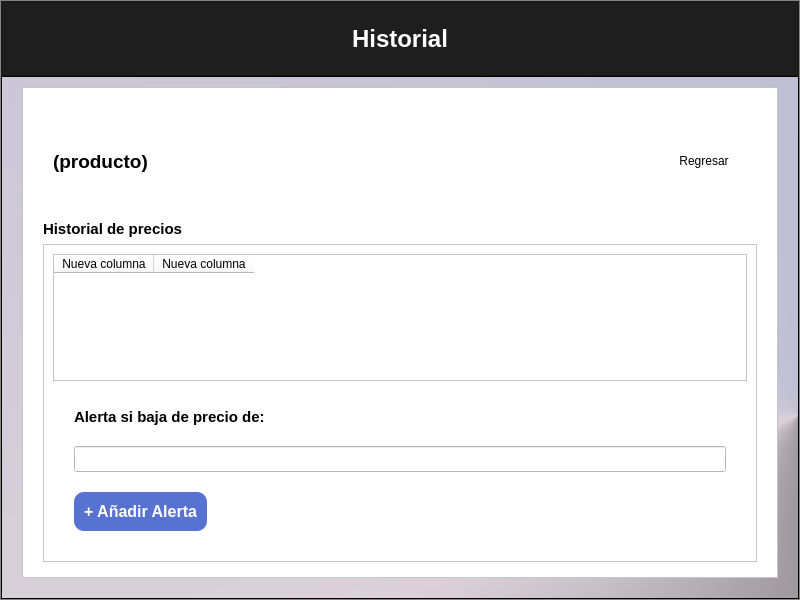
Old version of the form Interfaz/gui/historial.ui in the repository 50DayEmpire/Tracking_Precios.
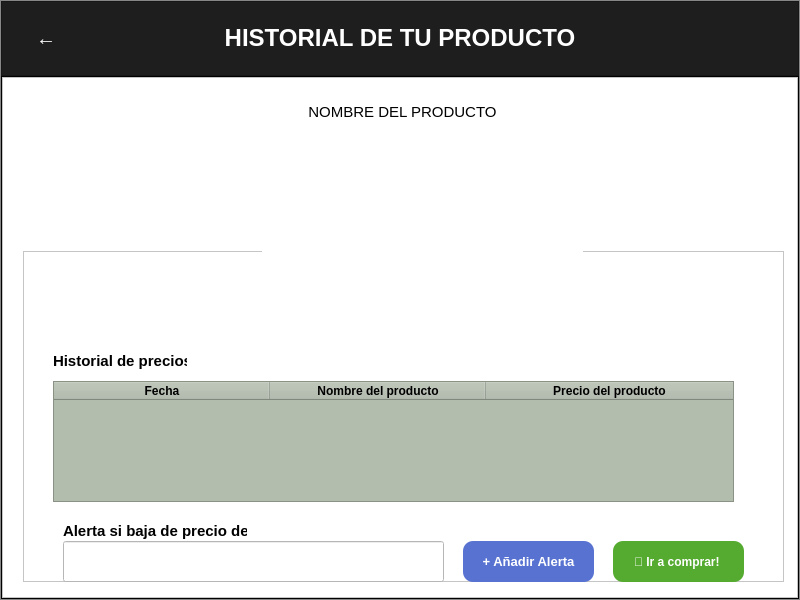
New version of the form. Icons and pictures are not drawn.

Commit message: Interfaz del historial

The edit to the form file:
```diff
--- a/Interfaz/gui/historial.ui
+++ b/Interfaz/gui/historial.ui
@@ -84,34 +84,103 @@
          <property name="frameShadow">
           <enum>QFrame::Raised</enum>
          </property>
-         <layout class="QVBoxLayout" name="verticalLayout_4">
+         <layout class="QHBoxLayout" name="horizontalLayout" stretch="1,1,5,2">
+          <property name="spacing">
+           <number>0</number>
+          </property>
+          <property name="leftMargin">
+           <number>0</number>
+          </property>
+          <property name="topMargin">
+           <number>0</number>
+          </property>
+          <property name="rightMargin">
+           <number>0</number>
+          </property>
+          <property name="bottomMargin">
+           <number>0</number>
+          </property>
+          <item>
+           <widget class="QPushButton" name="btnatras">
+            <property name="font">
+             <font>
+              <pointsize>-1</pointsize>
+              <bold>true</bold>
+             </font>
+            </property>
+            <property name="cursor">
+             <cursorShape>PointingHandCursor</cursorShape>
+            </property>
+            <property name="toolTipDuration">
+             <number>1</number>
+            </property>
+            <property name="styleSheet">
+             <string notr="true">QPushButton{
+background-color: transparent;
+        border: none; 
+        color: #fff; 
+        padding: 10px 20px;
+        font-size: 20px;
+        font-weight: bold; 
+}</string>
+            </property>
+            <property name="text">
+             <string>←</string>
+            </property>
+           </widget>
+          </item>
+          <item>
+           <spacer name="horizontalSpacer">
+            <property name="orientation">
+             <enum>Qt::Horizontal</enum>
+            </property>
+            <property name="sizeHint" stdset="0">
+             <size>
+              <width>86</width>
+              <height>20</height>
+             </size>
+            </property>
+           </spacer>
+          </item>
           <item>
            <widget class="QLabel" name="label">
-            <property name="sizePolicy">
-             <sizepolicy hsizetype="Minimum" vsizetype="Preferred">
-              <horstretch>0</horstretch>
-              <verstretch>0</verstretch>
-             </sizepolicy>
-            </property>
             <property name="font">
              <font>
               <family>Leelawadee UI</family>
-              <pointsize>18</pointsize>
+              <pointsize>12</pointsize>
               <bold>true</bold>
              </font>
             </property>
+            <property name="layoutDirection">
+             <enum>Qt::LeftToRight</enum>
+            </property>
             <property name="styleSheet">
-             <string notr="true">
-color: rgb(255, 255, 255);</string>
+             <string notr="true"/>
+            </property>
+            <property name="lineWidth">
+             <number>0</number>
             </property>
             <property name="text">
-             <string>Historial</string>
+             <string>&lt;html&gt;&lt;head/&gt;&lt;body&gt;&lt;p align=&quot;center&quot;&gt;&lt;span style=&quot; font-size:18pt; color:#ffffff;&quot;&gt;HISTORIAL DE TU PRODUCTO&lt;/span&gt;&lt;/p&gt;&lt;/body&gt;&lt;/html&gt;</string>
             </property>
             <property name="alignment">
              <set>Qt::AlignCenter</set>
             </property>
            </widget>
           </item>
+          <item>
+           <spacer name="horizontalSpacer_2">
+            <property name="orientation">
+             <enum>Qt::Horizontal</enum>
+            </property>
+            <property name="sizeHint" stdset="0">
+             <size>
+              <width>174</width>
+              <height>20</height>
+             </size>
+            </property>
+           </spacer>
+          </item>
          </layout>
         </widget>
        </item>
@@ -129,21 +198,21 @@
          <property name="frameShadow">
           <enum>QFrame::Raised</enum>
          </property>
-         <layout class="QVBoxLayout" name="verticalLayout_7">
+         <layout class="QHBoxLayout" name="horizontalLayout_2">
           <property name="spacing">
-           <number>20</number>
+           <number>0</number>
           </property>
           <property name="leftMargin">
-           <number>20</number>
+           <number>0</number>
           </property>
           <property name="topMargin">
-           <number>10</number>
+           <number>0</number>
           </property>
           <property name="rightMargin">
-           <number>20</number>
+           <number>0</number>
           </property>
           <property name="bottomMargin">
-           <number>20</number>
+           <number>0</number>
           </property>
           <item>
            <widget class="QFrame" name="frame_4">
@@ -156,83 +225,15 @@
             <property name="frameShadow">
              <enum>QFrame::Raised</enum>
             </property>
-            <layout class="QVBoxLayout" name="verticalLayout_5" stretch="1,0,3">
-             <property name="spacing">
-              <number>6</number>
-             </property>
-             <property name="leftMargin">
-              <number>20</number>
-             </property>
-             <property name="topMargin">
-              <number>20</number>
-             </property>
-             <property name="rightMargin">
-              <number>20</number>
-             </property>
-             <property name="bottomMargin">
-              <number>15</number>
-             </property>
-             <item>
-              <widget class="QFrame" name="frame_3">
-               <property name="styleSheet">
-                <string notr="true">background-color: transparent;</string>
-               </property>
-               <property name="frameShape">
-                <enum>QFrame::StyledPanel</enum>
-               </property>
-               <property name="frameShadow">
-                <enum>QFrame::Raised</enum>
-               </property>
-               <layout class="QHBoxLayout" name="horizontalLayout" stretch="7,1">
-                <item>
-                 <widget class="QLabel" name="label_producto">
-                  <property name="font">
-                   <font>
-                    <family>Leelawadee UI</family>
-                    <pointsize>14</pointsize>
-                    <bold>true</bold>
-                   </font>
-                  </property>
-                  <property name="styleSheet">
-                   <string notr="true">background-color: transparent;
-</string>
-                  </property>
-                  <property name="text">
-                   <string>(producto)</string>
-                  </property>
-                 </widget>
-                </item>
-                <item>
-                 <widget class="QPushButton" name="pushButton_2">
-                  <property name="text">
-                   <string>Regresar</string>
-                  </property>
-                  <property name="flat">
-                   <bool>true</bool>
-                  </property>
-                 </widget>
-                </item>
-               </layout>
-              </widget>
-             </item>
-             <item>
-              <widget class="QLabel" name="label_3">
-               <property name="font">
-                <font>
-                 <family>Leelawadee UI</family>
-                 <bold>true</bold>
-                </font>
-               </property>
-               <property name="styleSheet">
-                <string notr="true">background-color: transparent;</string>
-               </property>
-               <property name="text">
-                <string>&lt;html&gt;&lt;head/&gt;&lt;body&gt;&lt;p&gt;&lt;span style=&quot; font-size:11pt; font-weight:700;&quot;&gt;Historial de precios&lt;/span&gt;&lt;/p&gt;&lt;/body&gt;&lt;/html&gt;</string>
-               </property>
-              </widget>
-             </item>
-             <item>
               <widget class="QFrame" name="frame_2">
+             <property name="geometry">
+              <rect>
+               <x>21</x>
+               <y>174</y>
+               <width>761</width>
+               <height>331</height>
+              </rect>
+             </property>
                <property name="styleSheet">
                 <string notr="true"> &lt;table id=&quot;tablaAlumnos&quot;&gt;
         &lt;thead&gt;
@@ -252,56 +253,140 @@
                <property name="frameShadow">
                 <enum>QFrame::Raised</enum>
                </property>
-               <layout class="QVBoxLayout" name="verticalLayout_3">
-                <item>
-                 <widget class="QTableWidget" name="tableWidget">
+             <widget class="QTableWidget" name="tablahist">
+              <property name="geometry">
+               <rect>
+                <x>30</x>
+                <y>130</y>
+                <width>681</width>
+                <height>121</height>
+               </rect>
+              </property>
                   <property name="minimumSize">
                    <size>
                     <width>0</width>
                     <height>0</height>
                    </size>
                   </property>
+              <property name="styleSheet">
+               <string notr="true">background-color: rgb(179, 189, 173);</string>
+              </property>
+              <attribute name="horizontalHeaderMinimumSectionSize">
+               <number>39</number>
+              </attribute>
+              <attribute name="horizontalHeaderDefaultSectionSize">
+               <number>216</number>
+              </attribute>
+              <attribute name="horizontalHeaderShowSortIndicator" stdset="0">
+               <bool>true</bool>
+              </attribute>
+              <attribute name="horizontalHeaderStretchLastSection">
+               <bool>true</bool>
+              </attribute>
+              <attribute name="verticalHeaderCascadingSectionResizes">
+               <bool>true</bool>
+              </attribute>
+              <attribute name="verticalHeaderMinimumSectionSize">
+               <number>24</number>
+              </attribute>
+              <attribute name="verticalHeaderDefaultSectionSize">
+               <number>30</number>
+              </attribute>
+              <attribute name="verticalHeaderShowSortIndicator" stdset="0">
+               <bool>true</bool>
+              </attribute>
+              <attribute name="verticalHeaderStretchLastSection">
+               <bool>true</bool>
+              </attribute>
                   <column>
                    <property name="text">
-                    <string>Nueva columna</string>
-                   </property>
+                <string notr="true">Fecha</string>
+               </property>
+               <property name="toolTip">
+                <string notr="true"/>
+               </property>
+               <property name="whatsThis">
+                <string notr="true"/>
+               </property>
+               <property name="font">
+                <font>
+                 <family>Arial</family>
+                 <bold>true</bold>
+                </font>
+               </property>
                   </column>
                   <column>
                    <property name="text">
-                    <string>Nueva columna</string>
-                   </property>
-                  </column>
-                 </widget>
-                </item>
-                <item>
-                 <widget class="QFrame" name="frame_5">
-                  <property name="styleSheet">
-                   <string notr="true">background-color: transparent;</string>
-                  </property>
-                  <property name="frameShape">
-                   <enum>QFrame::StyledPanel</enum>
-                  </property>
-                  <property name="frameShadow">
-                   <enum>QFrame::Raised</enum>
-                  </property>
-                  <layout class="QVBoxLayout" name="verticalLayout_6" stretch="0,2,4">
-                   <property name="spacing">
-                    <number>20</number>
-                   </property>
-                   <property name="leftMargin">
-                    <number>20</number>
-                   </property>
-                   <property name="topMargin">
-                    <number>20</number>
-                   </property>
-                   <property name="rightMargin">
-                    <number>20</number>
-                   </property>
-                   <property name="bottomMargin">
-                    <number>20</number>
-                   </property>
-                   <item>
+                <string notr="true">Nombre del producto</string>
+               </property>
+               <property name="toolTip">
+                <string notr="true"/>
+               </property>
+               <property name="whatsThis">
+                <string notr="true"/>
+               </property>
+               <property name="font">
+                <font>
+                 <family>Arial</family>
+                 <bold>true</bold>
+                </font>
+               </property>
+              </column>
+              <column>
+               <property name="text">
+                <string notr="true">Precio del producto</string>
+               </property>
+               <property name="toolTip">
+                <string notr="true"/>
+               </property>
+               <property name="whatsThis">
+                <string notr="true"/>
+               </property>
+               <property name="font">
+                <font>
+                 <family>Arial</family>
+                 <bold>true</bold>
+                </font>
+               </property>
+              </column>
+             </widget>
+             <widget class="QLineEdit" name="textalerta">
+              <property name="geometry">
+               <rect>
+                <x>40</x>
+                <y>290</y>
+                <width>381</width>
+                <height>41</height>
+               </rect>
+              </property>
+              <property name="font">
+               <font>
+                <pointsize>9</pointsize>
+                <bold>false</bold>
+               </font>
+              </property>
+              <property name="cursor">
+               <cursorShape>ArrowCursor</cursorShape>
+              </property>
+              <property name="toolTip">
+               <string/>
+              </property>
+              <property name="styleSheet">
+               <string notr="true">background-color: rgb(255, 255, 255);</string>
+              </property>
+              <property name="text">
+               <string/>
+              </property>
+             </widget>
                     <widget class="QLabel" name="label_2">
+              <property name="geometry">
+               <rect>
+                <x>40</x>
+                <y>270</y>
+                <width>184</width>
+                <height>20</height>
+               </rect>
+              </property>
                      <property name="font">
                       <font>
                        <family>Leelawadee UI</family>
@@ -312,25 +397,15 @@
                       <string>&lt;html&gt;&lt;head/&gt;&lt;body&gt;&lt;p&gt;&lt;span style=&quot; font-size:11pt; font-weight:700;&quot;&gt;Alerta si baja de precio de:&lt;/span&gt;&lt;/p&gt;&lt;/body&gt;&lt;/html&gt;</string>
                      </property>
                     </widget>
-                   </item>
-                   <item>
-                    <widget class="QLineEdit" name="lineEdit">
-                     <property name="font">
-                      <font>
-                       <pointsize>11</pointsize>
-                       <bold>true</bold>
-                      </font>
-                     </property>
-                     <property name="styleSheet">
-                      <string notr="true">background-color: rgb(255, 255, 255);</string>
-                     </property>
-                     <property name="text">
-                      <string/>
-                     </property>
-                    </widget>
-                   </item>
-                   <item>
-                    <widget class="QPushButton" name="pushButton">
+             <widget class="QPushButton" name="btnalerta">
+              <property name="geometry">
+               <rect>
+                <x>440</x>
+                <y>290</y>
+                <width>131</width>
+                <height>41</height>
+               </rect>
+              </property>
                      <property name="sizePolicy">
                       <sizepolicy hsizetype="Fixed" vsizetype="Fixed">
                        <horstretch>0</horstretch>
@@ -340,7 +415,7 @@
                      <property name="font">
                       <font>
                        <family>Leelawadee UI</family>
-                       <pointsize>12</pointsize>
+                <pointsize>10</pointsize>
                        <italic>false</italic>
                        <bold>true</bold>
                       </font>
@@ -349,24 +424,140 @@
                       <cursorShape>PointingHandCursor</cursorShape>
                      </property>
                      <property name="styleSheet">
-                      <string notr="true">background-color: rgb(87, 114, 209);
-color: rgb(255, 255, 255);
-border-radius: 10px;
-padding: 10px;
+               <string notr="true">QPushButton {
+    color: rgb(255, 255, 255);
+    background-color: rgb(87, 114, 209);
+    border-radius: 10px;
+  }
+
+QPushButton:hover {
+ 		background-color: rgb(80, 46, 139);
+}
+
 </string>
                      </property>
                      <property name="text">
                       <string>+ Añadir Alerta</string>
                      </property>
                     </widget>
-                   </item>
-                  </layout>
-                 </widget>
-                </item>
-               </layout>
-              </widget>
-             </item>
-            </layout>
+             <widget class="QLabel" name="label_3">
+              <property name="geometry">
+               <rect>
+                <x>30</x>
+                <y>100</y>
+                <width>134</width>
+                <height>20</height>
+               </rect>
+              </property>
+              <property name="font">
+               <font>
+                <family>Leelawadee UI</family>
+                <bold>true</bold>
+               </font>
+              </property>
+              <property name="styleSheet">
+               <string notr="true">background-color: transparent;</string>
+              </property>
+              <property name="text">
+               <string>&lt;html&gt;&lt;head/&gt;&lt;body&gt;&lt;p&gt;&lt;span style=&quot; font-size:11pt; font-weight:700;&quot;&gt;Historial de precios&lt;/span&gt;&lt;/p&gt;&lt;/body&gt;&lt;/html&gt;</string>
+              </property>
+             </widget>
+             <widget class="QPushButton" name="btncomprar">
+              <property name="geometry">
+               <rect>
+                <x>590</x>
+                <y>290</y>
+                <width>131</width>
+                <height>41</height>
+               </rect>
+              </property>
+              <property name="sizePolicy">
+               <sizepolicy hsizetype="Fixed" vsizetype="Fixed">
+                <horstretch>0</horstretch>
+                <verstretch>0</verstretch>
+               </sizepolicy>
+              </property>
+              <property name="font">
+               <font>
+                <family>Leelawadee UI</family>
+                <pointsize>9</pointsize>
+                <italic>false</italic>
+                <bold>true</bold>
+               </font>
+              </property>
+              <property name="cursor">
+               <cursorShape>PointingHandCursor</cursorShape>
+              </property>
+              <property name="styleSheet">
+               <string notr="true">QPushButton {
+    color: rgb(255, 255, 255);
+    background-color: rgb(85, 171, 48);
+    border-radius: 10px;
+  }
+
+QPushButton:hover {
+ 		
+	background-color: rgb(31, 98, 13);
+}
+
+</string>
+              </property>
+              <property name="text">
+               <string>🛒 Ir a comprar! </string>
+              </property>
+             </widget>
+            </widget>
+            <widget class="QLabel" name="nproducto">
+             <property name="geometry">
+              <rect>
+               <x>30</x>
+               <y>15</y>
+               <width>741</width>
+               <height>41</height>
+              </rect>
+             </property>
+             <property name="font">
+              <font>
+               <family>Leelawadee UI</family>
+               <bold>true</bold>
+              </font>
+             </property>
+             <property name="styleSheet">
+              <string notr="true">background-color: transparent;</string>
+             </property>
+             <property name="text">
+              <string>&lt;html&gt;&lt;head/&gt;&lt;body&gt;&lt;p align=&quot;center&quot;&gt;&lt;span style=&quot; font-size:11pt; font-weight:400;&quot;&gt;NOMBRE DEL PRODUCTO&lt;/span&gt;&lt;/p&gt;&lt;/body&gt;&lt;/html&gt;</string>
+             </property>
+            </widget>
+            <widget class="QLabel" name="lbproducto">
+             <property name="geometry">
+              <rect>
+               <x>260</x>
+               <y>70</y>
+               <width>321</width>
+               <height>201</height>
+              </rect>
+             </property>
+             <property name="maximumSize">
+              <size>
+               <width>321</width>
+               <height>201</height>
+              </size>
+             </property>
+             <property name="font">
+              <font>
+               <family>Leelawadee UI</family>
+               <pointsize>14</pointsize>
+               <bold>true</bold>
+              </font>
+             </property>
+             <property name="styleSheet">
+              <string notr="true"/>
+             </property>
+             <property name="text">
+              <string/>
+             </property>
+            </widget>
            </widget>
           </item>
          </layout>
```
Left out of the diff: 6 changed lines with no effect on the pictures. Lines whose indentation alone changed are shown as unchanged.
